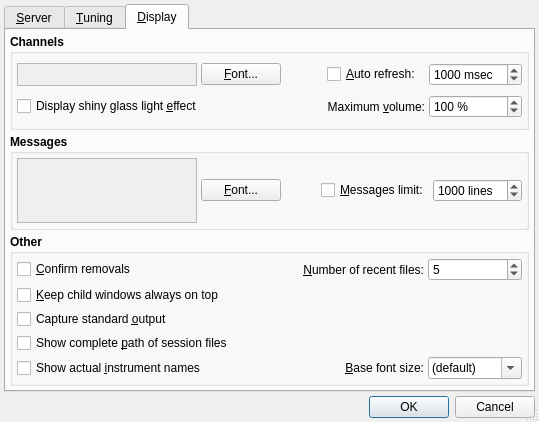
Old version of the form src/qsamplerOptionsForm.ui in the repository rncbc/qsampler.
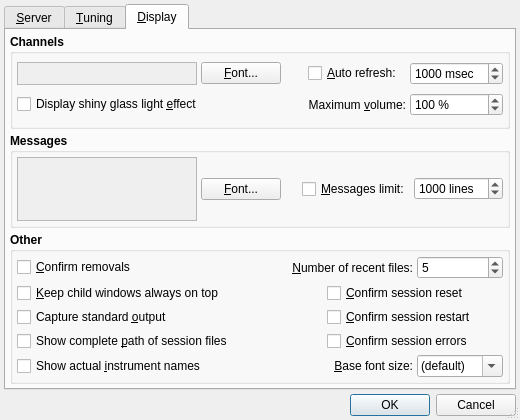
New version of the form. The open tabs and pages were chosen to show the change. Icons and pictures are not drawn.

Commit message: * Added this "Don't ask/show this again" option to some if not most   of the nagging warning/error message boxes. (EXPERIMENTAL)

What changed in the file:
```diff
--- a/src/qsamplerOptionsForm.ui
+++ b/src/qsamplerOptionsForm.ui
@@ -26,8 +26,8 @@
    <rect>
     <x>0</x>
     <y>0</y>
-    <width>539</width>
-    <height>422</height>
+    <width>520</width>
+    <height>420</height>
    </rect>
   </property>
   <property name="windowTitle" >
@@ -1156,18 +1156,21 @@
             </property>
            </widget>
           </item>
-          <item rowspan="3" row="1" column="1" colspan="3" >
-           <spacer>
-            <property name="orientation" >
-             <enum>Qt::Horizontal</enum>
+          <item row="1" column="2" colspan="2">
+           <widget class="QCheckBox" name="ConfirmResetCheckBox" >
+            <property name="font" >
+             <font>
+              <weight>50</weight>
+              <bold>false</bold>
+             </font>
             </property>
-            <property name="sizeHint" stdset="0" >
-             <size>
-              <width>281</width>
-              <height>48</height>
-             </size>
+            <property name="toolTip" >
+             <string>Whether to ask for session reset</string>
             </property>
-           </spacer>
+            <property name="text" >
+             <string>&amp;Confirm session reset</string>
+            </property>
+           </widget>
           </item>
           <item row="2" column="0" >
            <widget class="QCheckBox" name="StdoutCaptureCheckBox" >
@@ -1185,6 +1188,22 @@
             </property>
            </widget>
           </item>
+          <item row="2" column="2" colspan="2">
+           <widget class="QCheckBox" name="ConfirmRestartCheckBox" >
+            <property name="font" >
+             <font>
+              <weight>50</weight>
+              <bold>false</bold>
+             </font>
+            </property>
+            <property name="toolTip" >
+             <string>Whether to ask for session restart</string>
+            </property>
+            <property name="text" >
+             <string>&amp;Confirm session restart</string>
+            </property>
+           </widget>
+          </item>
           <item row="3" column="0" >
            <widget class="QCheckBox" name="CompletePathCheckBox" >
             <property name="font" >
@@ -1201,6 +1220,22 @@
             </property>
            </widget>
           </item>
+          <item row="3" column="2" colspan="2">
+           <widget class="QCheckBox" name="ConfirmErrorCheckBox" >
+            <property name="font" >
+             <font>
+              <weight>50</weight>
+              <bold>false</bold>
+             </font>
+            </property>
+            <property name="toolTip" >
+             <string>Whether to show session errors</string>
+            </property>
+            <property name="text" >
+             <string>&amp;Confirm session errors</string>
+            </property>
+           </widget>
+          </item>
           <item row="4" column="0" >
            <widget class="QCheckBox" name="InstrumentNamesCheckBox" >
             <property name="font" >
```
Left out of the diff: 5 changed lines with no effect on the pictures. The commit also changes 15 other files.
